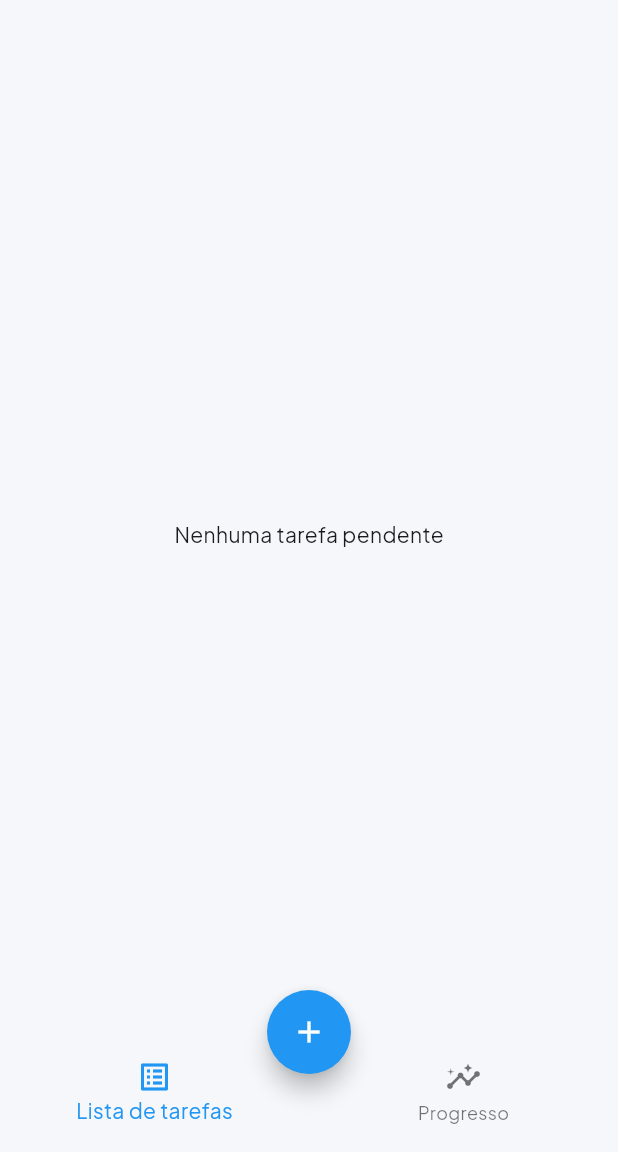
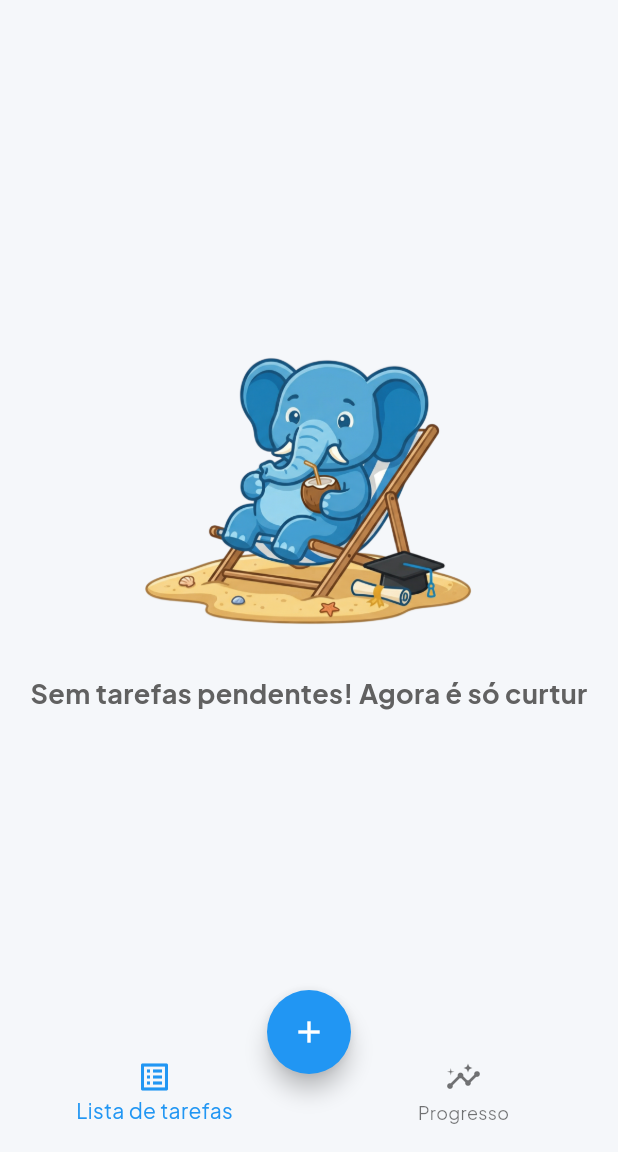
Before and after one commit to larthur70/tuskflow, a Flutter app: the screen it shows once a user with an empty profile is signed in, on a phone screen of 412 x 824 dp, the part 84-1236 px from its top. Run offline on Flutter 3.47's test engine with Material 3 defaults, Android fonts, the phone set to English and light mode, and no system bars; drawn by our look-alikes of loader_overlay; our stand-ins replace cloud_firestore, confetti, firebase_analytics, firebase_auth, firebase_core, firebase_messaging and 9 more; missing offline and left inert: validatorless; accounts and stored records are empty; generated files the repository leaves out were written again.

```diff
--- a/lib/app.dart
+++ b/lib/app.dart
@@ -3,6 +3,7 @@ import 'package:loader_overlay/loader_overlay.dart';
 import 'package:provider/provider.dart';
 import 'package:tuskflow/core/services/auth_service.dart';
 import 'package:tuskflow/core/services/user_service.dart';
+import 'package:tuskflow/features/analytics/services/analytics_service.dart';
 import 'package:tuskflow/features/auth/auth_wrapper.dart';
 import 'package:tuskflow/features/onboarding/controllers/onboarding_controller.dart';
 import 'package:tuskflow/features/sessions/controller/timer_controller.dart';
@@ -42,7 +43,10 @@ class App extends StatelessWidget {
         Provider(create: (context) => FirestoreSessionService()),
         Provider(create: (context) => UserService()),
         Provider(create: (context) => OnboardingController()),
-        ChangeNotifierProvider(create: (context) => TimerController()),
+        Provider(create: (context) => AnalyticsService()),
+        ChangeNotifierProvider(
+          create: (context) => TimerController(context.read<AnalyticsService>()),
+        ),
 
         ChangeNotifierProvider(create: (context) => TaskController(context.read<FirestoreTaskService>()))
       ],
--- a/lib/core/models/user_model.dart
+++ b/lib/core/models/user_model.dart
@@ -1,10 +1,16 @@
 class UserModel {
   final int earlyStartsCount;
+  final bool interestedInPro;
 
   UserModel({
     required this.earlyStartsCount,
+    required this.interestedInPro,
   });
-  factory UserModel.fromMap(Map<String,dynamic> map){
-    return UserModel(earlyStartsCount: map['earlyStartsCount']);
+
+  factory UserModel.fromMap(Map<String, dynamic> map) {
+    return UserModel(
+      earlyStartsCount: (map['earlyStartsCount'] as num?)?.toInt() ?? 0,
+      interestedInPro: (map['interestedInPro'] as bool?) ?? false,
+    );
   }
 }
--- /dev/null
+++ b/lib/features/analytics/analytics_events.dart
@@ -0,0 +1,7 @@
+/// Firebase Analytics custom event names (snake_case, max 40 chars).
+abstract final class AnalyticsEvents {
+  static const String taskCreated = 'task_created';
+  static const String timer5MinStart = 'timer_5min_start';
+  static const String timer5MinSuccess = 'timer_5min_success';
+  static const String sessionExtended15Min = 'session_extended_15min';
+}
--- a/lib/features/sessions/services/timer_persistence_service.dart
+++ b/lib/features/sessions/services/timer_persistence_service.dart
@@ -1,4 +1,17 @@
 import 'package:shared_preferences/shared_preferences.dart';
+
+/// Persisted flags so analytics milestones are not re-fired after app restart / restore.
+class TimerAnalyticsMilestones {
+  const TimerAnalyticsMilestones({
+    required this.fiveSecondStart,
+    required this.fiveMinSuccess,
+    required this.extended15Min,
+  });
+
+  final bool fiveSecondStart;
+  final bool fiveMinSuccess;
+  final bool extended15Min;
+}
 
 class TimerPersistenceService {
   final _prefs = SharedPreferencesAsync();
@@ -8,7 +21,41 @@ class TimerPersistenceService {
   static const _keyAccumulatedSeconds = 'acumulated_seconds';
   static const _keyIsRunning = 'is_running';
 
+  static const _keyMilestoneFiveSec = 'timer_analytics_five_sec';
+  static const _keyMilestoneFiveMinSuccess = 'timer_analytics_five_min_success';
+  static const _keyMilestoneExtended15 = 'timer_analytics_extended_15';
+
+  Future<void> _clearAnalyticsMilestoneKeys() async {
+    await _prefs.remove(_keyMilestoneFiveSec);
+    await _prefs.remove(_keyMilestoneFiveMinSuccess);
+    await _prefs.remove(_keyMilestoneExtended15);
+  }
+
+  Future<TimerAnalyticsMilestones> getAnalyticsMilestones() async {
+    return TimerAnalyticsMilestones(
+      fiveSecondStart: await _prefs.getBool(_keyMilestoneFiveSec) ?? false,
+      fiveMinSuccess: await _prefs.getBool(_keyMilestoneFiveMinSuccess) ?? false,
+      extended15Min: await _prefs.getBool(_keyMilestoneExtended15) ?? false,
+    );
+  }
+
+  Future<void> setAnalyticsMilestoneFiveSec(bool value) async {
+    await _prefs.setBool(_keyMilestoneFiveSec, value);
+  }
+
+  Future<void> setAnalyticsMilestoneFiveMinSuccess(bool value) async {
+    await _prefs.setBool(_keyMilestoneFiveMinSuccess, value);
+  }
+
+  Future<void> setAnalyticsMilestoneExtended15(bool value) async {
+    await _prefs.setBool(_keyMilestoneExtended15, value);
+  }
+
   Future<void> savePlayState(String taskId, int currentAccumulated) async {
+    final String? existingTaskId = await _prefs.getString(_keyTaskId);
+    if (existingTaskId != null && existingTaskId != taskId) {
+      await _clearAnalyticsMilestoneKeys();
+    }
     await _prefs.setString(_keyTaskId, taskId);
     await _prefs.setInt(_keyStartTimestamp, DateTime.now().millisecondsSinceEpoch);
     await _prefs.setInt(_keyAccumulatedSeconds, currentAccumulated);
@@ -21,26 +68,24 @@ class TimerPersistenceService {
     await _prefs.remove(_keyStartTimestamp);
   }
 
-  Future<Map<String,dynamic>?> getActiveSession() async {
+  Future<Map<String, dynamic>?> getActiveSession() async {
     final String? taskId = await _prefs.getString(_keyTaskId);
     final int? startTs = await _prefs.getInt(_keyStartTimestamp);
     final int? accSeconds = await _prefs.getInt(_keyAccumulatedSeconds);
     final bool? isRunning = await _prefs.getBool(_keyIsRunning);
 
-    if(taskId == null) return null;
-
+    if (taskId == null) return null;
 
     return {
-        'taskId':taskId,
+      'taskId': taskId,
       'startTime': startTs != null ? DateTime.fromMillisecondsSinceEpoch(startTs) : null,
       'acumulatedSeconds': accSeconds ?? 0,
       'isRunning': isRunning ?? false
     };
-
-
   }
 
   Future<void> clearSession() async {
+    await _clearAnalyticsMilestoneKeys();
     await _prefs.remove(_keyTaskId);
     await _prefs.remove(_keyStartTimestamp);
     await _prefs.remove(_keyAccumulatedSeconds);
--- a/lib/features/tasks/ui/task_list.dart
+++ b/lib/features/tasks/ui/task_list.dart
@@ -31,7 +31,7 @@ class TaskList extends StatelessWidget {
           }
 
           if (tasks.isEmpty) {
-            return const Center(child: Text("Nenhuma tarefa pendente"));
+            return _buildEmptyState();
           }
           return AnimatedSwitcher(
             duration: const Duration(milliseconds: 500),
@@ -41,6 +41,30 @@ class TaskList extends StatelessWidget {
       ),
     );
   }
+}
+
+Widget _buildEmptyState() {
+  return Center(
+    child: Column(
+      mainAxisAlignment: MainAxisAlignment.center,
+      children: [
+        Image.asset(
+          'assets/images/tusk_images/tusk_placeholder.png',
+          width: 220,
+        ),
+        Space.vertical(32),
+        Text(
+          'Sem tarefas pendentes! Agora é só curtur',
+          textAlign: TextAlign.center,
+          style: TextStyle(
+            fontSize: 18,
+            fontWeight: FontWeight.bold,
+            color: Colors.grey.shade700,
+          ),
+        ),
+      ],
+    ),
+  );
 }
 
 Widget _buildUniqueTaskLayout(TaskModel task){
--- a/pubspec.yaml
+++ b/pubspec.yaml
@@ -59,6 +59,8 @@ dependencies:
   google_sign_in: ^7.2.0
   sign_in_with_apple: ^8.0.0
   crypto: ^3.0.7
+  firebase_analytics: ^12.4.1
+  url_launcher: ^6.3.1
 
 dev_dependencies:
   flutter_test:
```
Also changed, not shown: lib/core/services/user_service.dart (+8 -2 lines), lib/features/analytics/services/analytics_service.dart (added, +30 -0 lines), lib/features/pro_analitcs/analitcs_page.dart (+96 -6 lines), lib/features/sessions/controller/timer_controller.dart (+56 -33 lines), lib/features/tasks/ui/create_task_page.dart (+12 -5 lines), lib/features/tasks/ui/profile_page.dart (+44 -56 lines), lib/features/tasks/ui/widgets/pro_card.dart (added, +58 -0 lines), pubspec.lock, 2 other files. Lines whose indentation alone changed are shown as unchanged.
